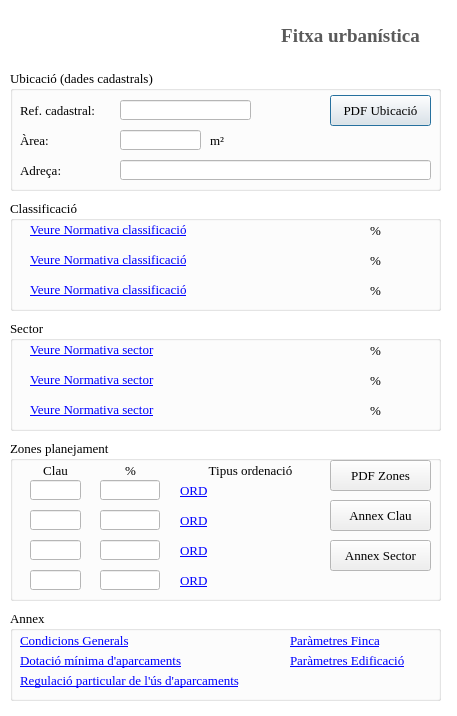
The window that ui/main_dialog.ui (psigcat/urban_planning) describes before a commit, drawn with Qt 5.
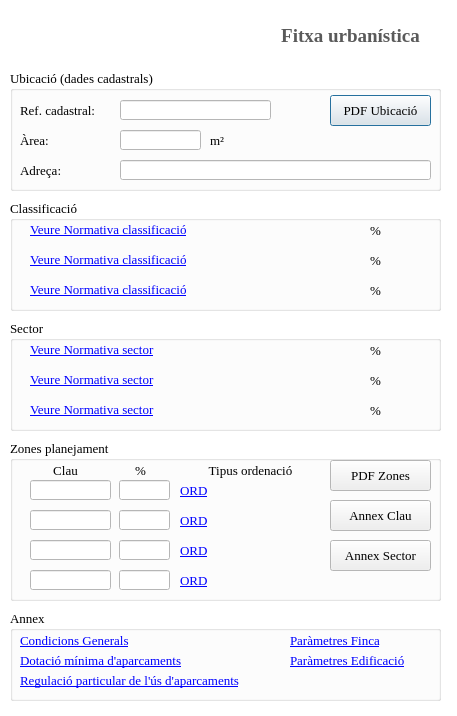
The same window after the commit. Icons and pictures are not drawn.

```diff
--- a/ui/main_dialog.ui
+++ b/ui/main_dialog.ui
@@ -344,13 +344,13 @@
    </widget>
    <widget class="QLineEdit" name="refcat">
     <property name="enabled">
-     <bool>false</bool>
+     <bool>true</bool>
     </property>
     <property name="geometry">
      <rect>
       <x>110</x>
       <y>30</y>
-      <width>131</width>
+      <width>151</width>
       <height>20</height>
      </rect>
     </property>
@@ -416,7 +416,7 @@
    <widget class="QLabel" name="label_4">
     <property name="geometry">
      <rect>
-      <x>20</x>
+      <x>30</x>
       <y>20</y>
       <width>51</width>
       <height>21</height>
@@ -448,7 +448,7 @@
    <widget class="QLabel" name="label_7">
     <property name="geometry">
      <rect>
-      <x>90</x>
+      <x>100</x>
       <y>20</y>
       <width>61</width>
       <height>21</height>
@@ -463,26 +463,26 @@
    </widget>
    <widget class="QLineEdit" name="txtClau_1">
     <property name="enabled">
-     <bool>false</bool>
+     <bool>true</bool>
     </property>
     <property name="geometry">
      <rect>
       <x>20</x>
       <y>40</y>
-      <width>51</width>
+      <width>81</width>
       <height>20</height>
      </rect>
     </property>
    </widget>
    <widget class="QLineEdit" name="txtPer_1">
     <property name="enabled">
-     <bool>false</bool>
+     <bool>true</bool>
     </property>
     <property name="geometry">
      <rect>
-      <x>90</x>
+      <x>109</x>
       <y>40</y>
-      <width>60</width>
+      <width>51</width>
       <height>20</height>
      </rect>
     </property>
@@ -502,26 +502,26 @@
    </widget>
    <widget class="QLineEdit" name="txtClau_2">
     <property name="enabled">
-     <bool>false</bool>
+     <bool>true</bool>
     </property>
     <property name="geometry">
      <rect>
       <x>20</x>
       <y>70</y>
-      <width>51</width>
+      <width>81</width>
       <height>20</height>
      </rect>
     </property>
    </widget>
    <widget class="QLineEdit" name="txtClau_3">
     <property name="enabled">
-     <bool>false</bool>
+     <bool>true</bool>
     </property>
     <property name="geometry">
      <rect>
       <x>20</x>
       <y>100</y>
-      <width>51</width>
+      <width>81</width>
       <height>20</height>
      </rect>
     </property>
@@ -557,26 +557,26 @@
    </widget>
    <widget class="QLineEdit" name="txtPer_2">
     <property name="enabled">
-     <bool>false</bool>
+     <bool>true</bool>
     </property>
     <property name="geometry">
      <rect>
-      <x>90</x>
+      <x>109</x>
       <y>70</y>
-      <width>60</width>
+      <width>51</width>
       <height>20</height>
      </rect>
     </property>
    </widget>
    <widget class="QLineEdit" name="txtPer_3">
     <property name="enabled">
-     <bool>false</bool>
+     <bool>true</bool>
     </property>
     <property name="geometry">
      <rect>
-      <x>90</x>
+      <x>109</x>
       <y>100</y>
-      <width>60</width>
+      <width>51</width>
       <height>20</height>
      </rect>
     </property>
@@ -586,7 +586,7 @@
      <rect>
       <x>170</x>
       <y>70</y>
-      <width>161</width>
+      <width>151</width>
       <height>21</height>
      </rect>
     </property>
@@ -615,7 +615,7 @@
      <rect>
       <x>170</x>
       <y>100</y>
-      <width>161</width>
+      <width>151</width>
       <height>21</height>
      </rect>
     </property>
@@ -641,26 +641,26 @@
    </widget>
    <widget class="QLineEdit" name="txtClau_4">
     <property name="enabled">
-     <bool>false</bool>
+     <bool>true</bool>
     </property>
     <property name="geometry">
      <rect>
       <x>20</x>
       <y>130</y>
-      <width>51</width>
+      <width>81</width>
       <height>20</height>
      </rect>
     </property>
    </widget>
    <widget class="QLineEdit" name="txtPer_4">
     <property name="enabled">
-     <bool>false</bool>
+     <bool>true</bool>
     </property>
     <property name="geometry">
      <rect>
-      <x>90</x>
+      <x>109</x>
       <y>130</y>
-      <width>60</width>
+      <width>51</width>
       <height>20</height>
      </rect>
     </property>
@@ -670,7 +670,7 @@
      <rect>
       <x>170</x>
       <y>130</y>
-      <width>161</width>
+      <width>151</width>
       <height>21</height>
      </rect>
     </property>
```
Left out of the diff: 4 changed lines with no effect on the pictures.
